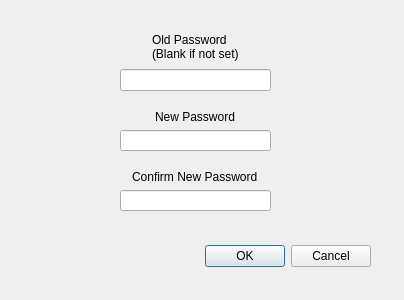
First picture: the form in FESS-GUI/setpassworddialog.ui, repository FIGS-FESS/FESSGUI, before the edit.
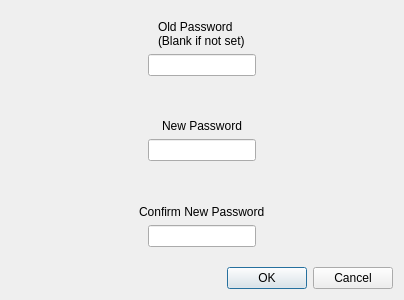
Second picture: the form after the edit.

Commit message: Added layout parameters for dynamic resize, included time.h in passworddialog file, un-enabled the device display in options

```diff
--- a/FESS-GUI/setpassworddialog.ui
+++ b/FESS-GUI/setpassworddialog.ui
@@ -13,40 +13,42 @@
   <property name="windowTitle">
    <string>Set/Reset Password</string>
   </property>
-  <widget class="QDialogButtonBox" name="buttonBox">
-   <property name="geometry">
-    <rect>
-     <x>30</x>
-     <y>240</y>
-     <width>341</width>
-     <height>32</height>
-    </rect>
-   </property>
-   <property name="orientation">
-    <enum>Qt::Horizontal</enum>
-   </property>
-   <property name="standardButtons">
-    <set>QDialogButtonBox::Cancel|QDialogButtonBox::Ok</set>
-   </property>
-  </widget>
-  <widget class="QWidget" name="layoutWidget_1">
-   <property name="geometry">
-    <rect>
-     <x>120</x>
-     <y>110</y>
-     <width>151</width>
-     <height>41</height>
-    </rect>
-   </property>
+  <layout class="QVBoxLayout" name="verticalLayout_4">
+   <item>
+    <layout class="QVBoxLayout" name="verticalLayout">
+     <item alignment="Qt::AlignHCenter|Qt::AlignBottom">
+      <widget class="QLabel" name="label">
+       <property name="text">
+        <string>Old Password
+(Blank if not set)</string>
+       </property>
+      </widget>
+     </item>
+     <item alignment="Qt::AlignHCenter|Qt::AlignTop">
+      <widget class="QLineEdit" name="lineEdit_oldPassword">
+       <property name="maximumSize">
+        <size>
+         <width>384</width>
+         <height>16777215</height>
+        </size>
+       </property>
+       <property name="echoMode">
+        <enum>QLineEdit::Password</enum>
+       </property>
+      </widget>
+     </item>
+    </layout>
+   </item>
+   <item>
    <layout class="QVBoxLayout" name="verticalLayout_2">
-    <item alignment="Qt::AlignHCenter">
+     <item alignment="Qt::AlignHCenter|Qt::AlignBottom">
      <widget class="QLabel" name="label_2">
       <property name="text">
        <string>New Password</string>
       </property>
      </widget>
     </item>
-    <item>
+     <item alignment="Qt::AlignHCenter|Qt::AlignTop">
      <widget class="QLineEdit" name="lineEdit_newPassword">
       <property name="echoMode">
        <enum>QLineEdit::Password</enum>
@@ -54,25 +56,17 @@
      </widget>
     </item>
    </layout>
-  </widget>
-  <widget class="QWidget" name="layoutWidget_2">
-   <property name="geometry">
-    <rect>
-     <x>120</x>
-     <y>170</y>
-     <width>151</width>
-     <height>41</height>
-    </rect>
-   </property>
+   </item>
+   <item>
    <layout class="QVBoxLayout" name="verticalLayout_3">
-    <item alignment="Qt::AlignHCenter">
+     <item alignment="Qt::AlignHCenter|Qt::AlignBottom">
      <widget class="QLabel" name="label_3">
       <property name="text">
        <string>Confirm New Password</string>
       </property>
      </widget>
     </item>
-    <item>
+     <item alignment="Qt::AlignHCenter|Qt::AlignTop">
      <widget class="QLineEdit" name="lineEdit_confirmPassword">
       <property name="echoMode">
        <enum>QLineEdit::Password</enum>
@@ -80,34 +74,18 @@
      </widget>
     </item>
    </layout>
-  </widget>
-  <widget class="QWidget" name="layoutWidget">
-   <property name="geometry">
-    <rect>
-     <x>120</x>
-     <y>30</y>
-     <width>151</width>
-     <height>61</height>
-    </rect>
-   </property>
-   <layout class="QVBoxLayout" name="verticalLayout">
-    <item alignment="Qt::AlignHCenter">
-     <widget class="QLabel" name="label">
-      <property name="text">
-       <string>Old Password
-(Blank if not set)</string>
-      </property>
-     </widget>
     </item>
     <item>
-     <widget class="QLineEdit" name="lineEdit_oldPassword">
-      <property name="echoMode">
-       <enum>QLineEdit::Password</enum>
+    <widget class="QDialogButtonBox" name="buttonBox">
+     <property name="orientation">
+      <enum>Qt::Horizontal</enum>
+     </property>
+     <property name="standardButtons">
+      <set>QDialogButtonBox::Cancel|QDialogButtonBox::Ok</set>
       </property>
      </widget>
     </item>
    </layout>
-  </widget>
  </widget>
  <resources/>
  <connections>
```
Lines whose indentation alone changed are shown as unchanged. The commit also changes 3 other files.
